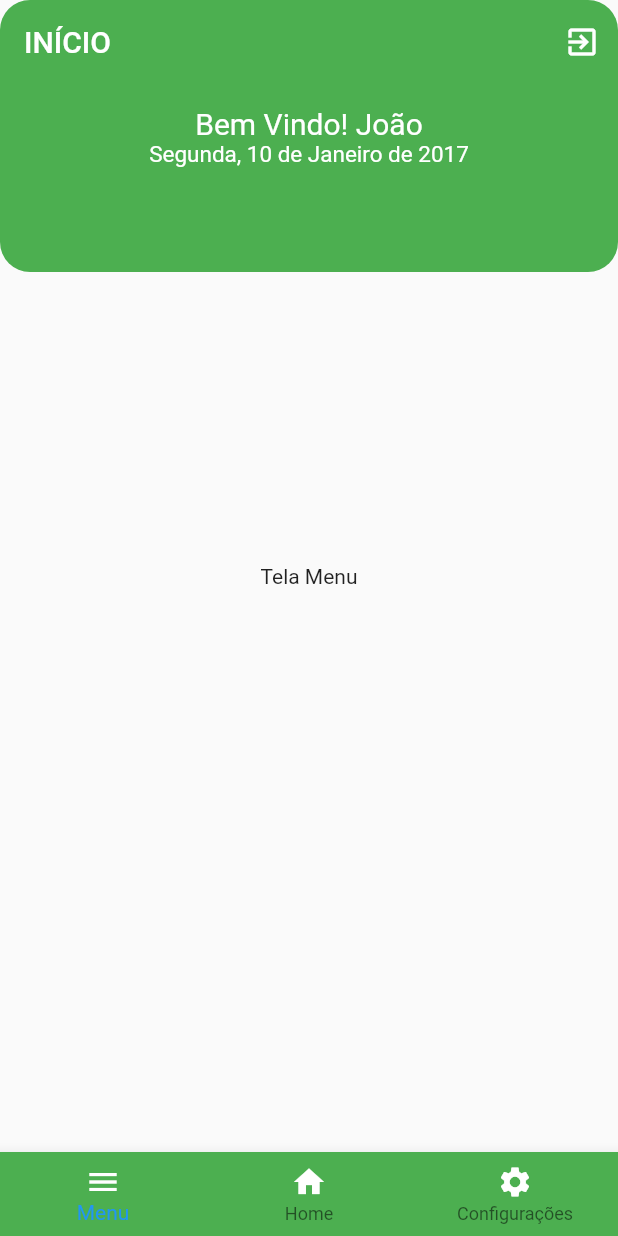
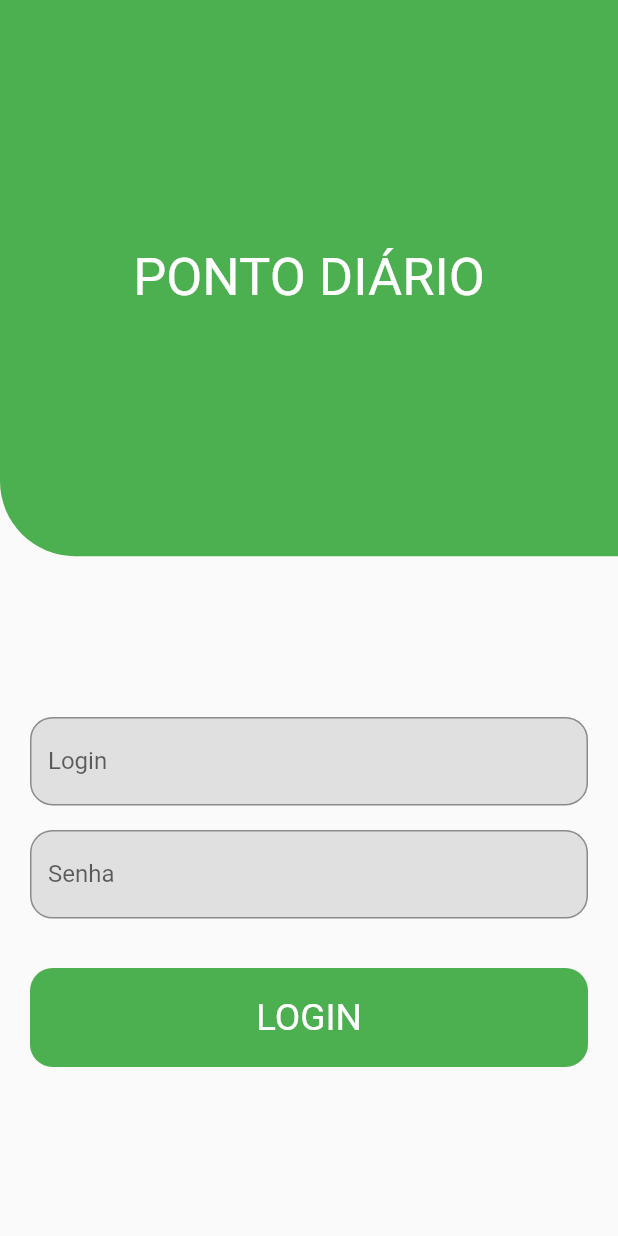
Before and after one commit to cursos-e-tutoriais/ponto-diario, a Flutter app: the screen it shows after launch, on a phone screen of 412 x 824 dp. Run offline on Flutter 3.47's test engine with Material 2 defaults, Android fonts, the phone set to English and light mode, and no system bars; our stand-ins replace get, location.

Commit message:
criada tela de login

```diff
--- a/lib/app/modules/home/home_view.dart
+++ b/lib/app/modules/home/home_page.dart
@@ -2,7 +2,7 @@ import 'package:flutter/material.dart';
 import 'package:get/get.dart';
 import 'package:ponto_diario/app/modules/home/home_controller.dart';
 
-class HomeView extends GetView<HomeController> {
+class HomePage extends GetView<HomeController> {
   @override
   Widget build(BuildContext context) {
     const List<Widget> listScreens = [
--- /dev/null
+++ b/lib/app/modules/login/login_bindings.dart
@@ -0,0 +1,9 @@
+import 'package:get/get.dart';
+import 'package:ponto_diario/app/modules/login/login_controller.dart';
+
+class LoginBindings implements Bindings {
+  @override
+  void dependencies() {
+    Get.put(() => LoginController());
+  }
+}
--- /dev/null
+++ b/lib/app/modules/login/login_controller.dart
@@ -0,0 +1,8 @@
+import 'package:get/get.dart';
+
+class LoginController extends GetxController {
+  @override
+  void onInit() {
+    super.onInit();
+  }
+}
--- /dev/null
+++ b/lib/app/modules/login/login_page.dart
@@ -0,0 +1,72 @@
+import 'package:flutter/material.dart';
+import 'package:get/get.dart';
+
+import 'widgets/text_form_field.dart';
+
+class LoginPage extends GetView {
+  @override
+  Widget build(BuildContext context) {
+    return Scaffold(
+      body: Column(
+        children: [
+          Container(
+            height: MediaQuery.of(context).size.height * 0.45,
+            decoration: BoxDecoration(
+              color: Colors.green,
+              borderRadius: BorderRadius.only(
+                bottomLeft: Radius.circular(50.0),
+              ),
+            ),
+            child: Center(
+              child: Text(
+                'PONTO DIÁRIO',
+                style: TextStyle(
+                  color: Colors.white,
+                  fontSize: 35.0,
+                ),
+              ),
+            ),
+          ),
+          SizedBox(height: MediaQuery.of(context).size.height * 0.1),
+          SingleChildScrollView(
+            child: Padding(
+              padding: EdgeInsets.only(left: 20.0, right: 20.0),
+              child: Column(
+                children: [
+                  SizedBox(height: MediaQuery.of(context).size.height * 0.03),
+                  textFormField('Login', 'rodriguesjeff.dev@gmail.com', false),
+                  SizedBox(height: MediaQuery.of(context).size.height * 0.02),
+                  textFormField('Senha', '********', true),
+                  SizedBox(height: MediaQuery.of(context).size.height * 0.04),
+                  Container(
+                    width: MediaQuery.of(context).size.width,
+                    height: MediaQuery.of(context).size.height * 0.08,
+                    decoration: BoxDecoration(
+                      color: Colors.green,
+                      borderRadius: BorderRadius.circular(15),
+                    ),
+                    child: GestureDetector(
+                      onTap: () {},
+                      child: Container(
+                        child: Center(
+                          child: Text(
+                            'LOGIN',
+                            style: TextStyle(
+                              fontSize:
+                                  MediaQuery.of(context).size.height * 0.03,
+                              color: Colors.white,
+                            ),
+                          ),
+                        ),
+                      ),
+                    ),
+                  )
+                ],
+              ),
+            ),
+          ),
+        ],
+      ),
+    );
+  }
+}
--- /dev/null
+++ b/lib/app/modules/login/widgets/text_form_field.dart
@@ -0,0 +1,27 @@
+import 'package:flutter/material.dart';
+
+Widget textFormField(String label, String hint, bool obscure) {
+  return Container(
+    decoration: BoxDecoration(
+      color: Colors.grey[300],
+      borderRadius: BorderRadius.circular(15),
+    ),
+    child: TextFormField(
+      obscureText: obscure,
+      validator: (value) {
+        if (value.isEmpty) {
+          return 'Campo não pode ser vazio';
+        }
+        return null;
+      },
+      decoration: InputDecoration(
+        labelText: label,
+        hintText: hint,
+        border: OutlineInputBorder(
+            borderSide: BorderSide(width: 2),
+            borderRadius: BorderRadius.circular(15)),
+      ),
+      style: TextStyle(color: Colors.white),
+    ),
+  );
+}
--- a/lib/app/routes/app_pages.dart
+++ b/lib/app/routes/app_pages.dart
@@ -1,17 +1,22 @@
-import 'package:ponto_diario/app/modules/home/home_view.dart';
+import 'package:ponto_diario/app/modules/home/home_page.dart';
 import 'package:ponto_diario/app/modules/home/home_binding.dart';
 import 'package:get/get.dart';
+import 'package:ponto_diario/app/modules/login/login_page.dart';
 part 'app_routes.dart';
 
 class AppPages {
 
-static const INITIAL = Routes.HOME;
+static const INITIAL = Routes.LOGIN;
 
   static final routes = [
     GetPage(
       name: Routes.HOME,
-      page:()=> HomeView(),
+      page:()=> HomePage(),
       binding: HomeBinding(),
+    ),
+    GetPage(
+      name: Routes.LOGIN,
+      page: () => LoginPage(),
     ),
   ];
 }
--- a/lib/app/routes/app_routes.dart
+++ b/lib/app/routes/app_routes.dart
@@ -4,4 +4,5 @@ part of 'app_pages.dart';
 abstract class Routes{
 
   static const HOME = '/home';
+  static const LOGIN = '/login';
 }
--- a/lib/main.dart
+++ b/lib/main.dart
@@ -12,6 +12,7 @@ void main() {
       getPages: AppPages.routes,
       color: Colors.green,
       theme: ThemeData(
+        primarySwatch: Colors.green,
         primaryColorLight: Colors.white,
         accentColor: Colors.white,
       ),
```
